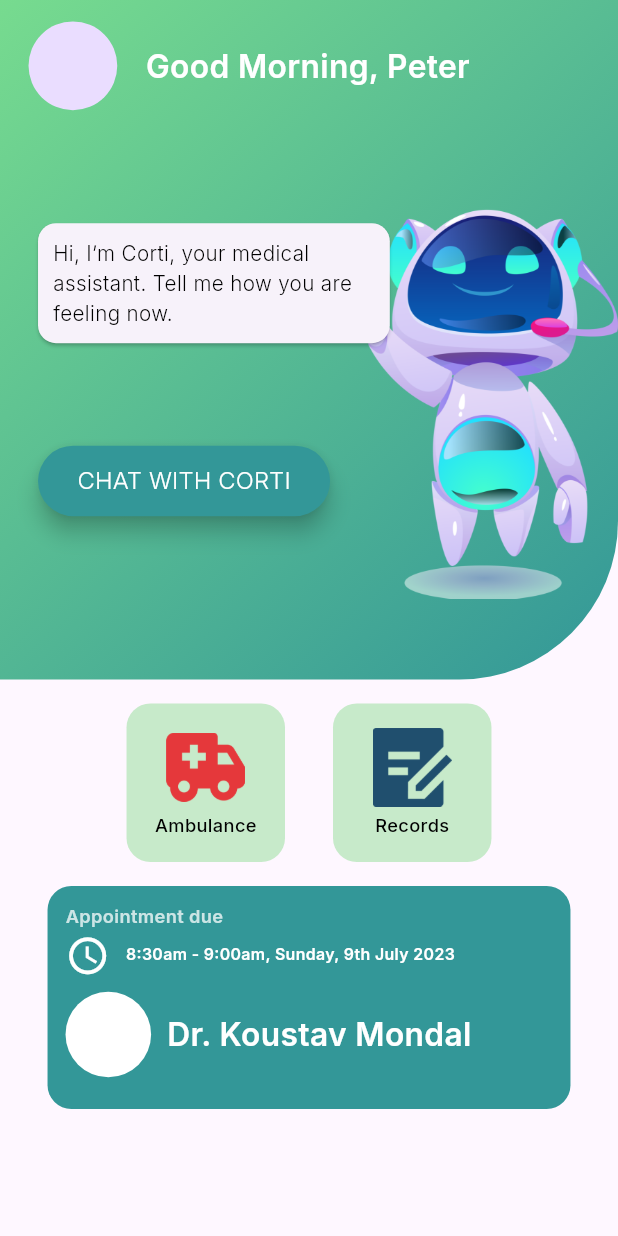
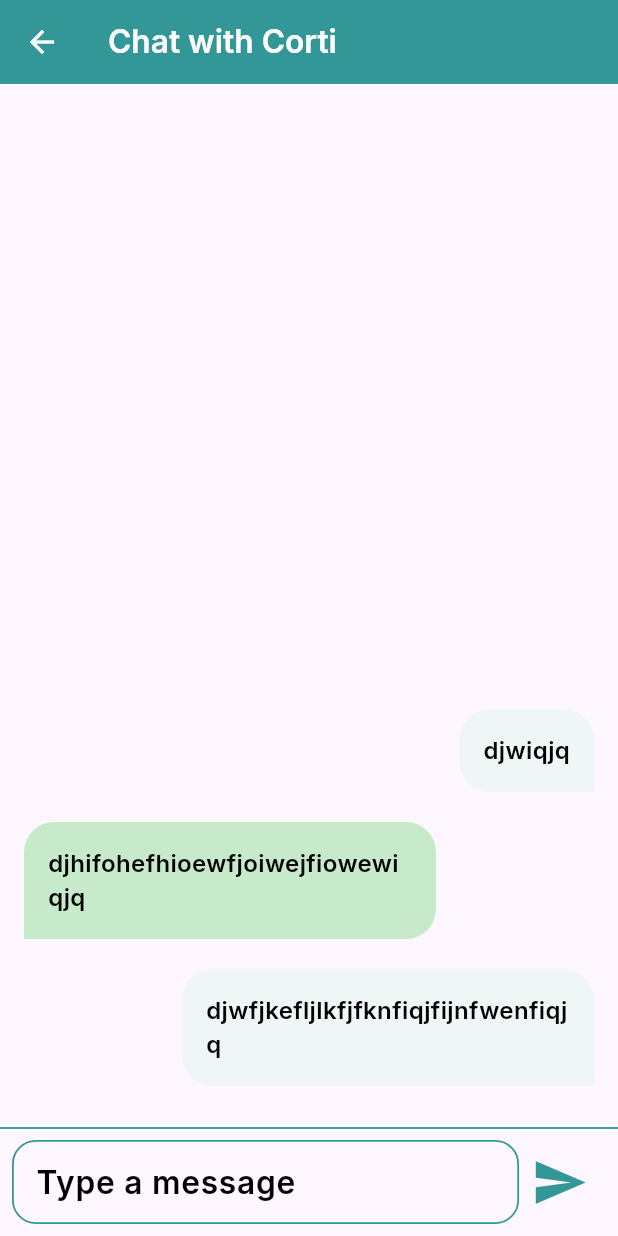
Before and after one commit to TheNestDevs/H4B, a Flutter app: the screen it shows after launch, after a tap on "CHAT WITH CORTI", on a phone screen of 412 x 824 dp. Run offline on Flutter 3.47's test engine with Material 2 defaults, Android fonts, the light colour scheme and no system bars; our stand-ins replace flutter_riverpod, flutter_screenutil, go_router, google_fonts.

Commit message:
Implemented chat screen UI

```diff
--- a/apps/mobile/lib/src/app/router/router.dart
+++ b/apps/mobile/lib/src/app/router/router.dart
@@ -1,10 +1,11 @@
 import 'package:go_router/go_router.dart';
 
+import '../../feature/chat/presentation/chat_screen.dart';
 import '../../feature/dashboard/presentation/dashboard_screen.dart';
 
 class AppRouterPath {
   static const String dashboard = '/dashboard';
-  static const String videoCall = '/video-call';
+  static const String chat = '/chat-with-corti';
 }
 
 class AppRouter {
@@ -15,10 +16,10 @@ class AppRouter {
         path: AppRouterPath.dashboard,
         builder: (context, state) => const DashboardScreen(),
       ),
-      // GoRoute(
-      //   path: AppRouterPath.videoCall,
-      //   pageBuilder: (context, state) => const VideoCallPage(),
-      // ),
+      GoRoute(
+        path: AppRouterPath.chat,
+        builder: (context, state) => const ChatScreen(),
+      ),
     ],
   );
 }
--- /dev/null
+++ b/apps/mobile/lib/src/feature/chat/presentation/chat_screen.dart
@@ -0,0 +1,59 @@
+import 'package:flutter/material.dart';
+import 'package:flutter_riverpod/flutter_riverpod.dart';
+import 'package:go_router/go_router.dart';
+
+import '../../../app/theme/theme.dart';
+import 'widgets/chat_bubble.dart';
+import 'widgets/send_text_tile.dart';
+
+class ChatScreen extends ConsumerWidget {
+  const ChatScreen({super.key});
+
+  @override
+  Widget build(BuildContext context, WidgetRef ref) {
+    return Scaffold(
+      appBar: AppBar(
+        title: Text(
+          'Chat with Corti',
+          style: AppTheme.theme.textTheme.bodyMedium,
+        ),
+        backgroundColor: AppTheme.kTealAccentColor,
+        leading: BackButton(
+          color: Colors.white,
+          onPressed: () => context.pop(),
+        ),
+      ),
+      body: Column(
+        children: [
+          Expanded(
+            child: Column(
+              mainAxisAlignment: MainAxisAlignment.end,
+              children: [
+                ChatBubble(
+                  message: 'djwiqjq',
+                  sendByMe: true,
+                ),
+                ChatBubble(
+                  message: 'djhifohefhioewfjoiwejfiowewiqjq',
+                  sendByMe: false,
+                ),
+                ChatBubble(
+                  message: 'djwfjkefljlkfjfknfiqjfijnfwenfiqjq',
+                  sendByMe: true,
+                ),
+              ],
+            ),
+          ),
+          const Divider(
+            color: AppTheme.kTealAccentColor,
+            thickness: 1.2,
+          ),
+          SendTextTile(
+            controller: TextEditingController(),
+            focusNode: FocusNode(),
+          )
+        ],
+      ),
+    );
+  }
+}
--- /dev/null
+++ b/apps/mobile/lib/src/feature/chat/presentation/widgets/chat_bubble.dart
@@ -0,0 +1,53 @@
+import 'package:flutter/material.dart';
+import 'package:flutter_riverpod/flutter_riverpod.dart';
+import 'package:flutter_screenutil/flutter_screenutil.dart';
+
+import '../../../../app/theme/theme.dart';
+
+class ChatBubble extends ConsumerWidget {
+  final bool sendByMe;
+  final String message;
+
+  const ChatBubble({
+    super.key,
+    required this.message,
+    this.sendByMe = false,
+  });
+
+  @override
+  Widget build(BuildContext context, WidgetRef ref) {
+    return Align(
+      alignment: sendByMe ? Alignment.bottomRight : Alignment.bottomLeft,
+      child: Container(
+        margin: const EdgeInsets.only(
+          left: 16,
+          right: 16,
+          bottom: 20,
+        ),
+        constraints: BoxConstraints(maxWidth: 260.w),
+        padding: const EdgeInsets.all(16),
+        decoration: BoxDecoration(
+          color: sendByMe ? const Color(0xffeff7f6) : AppTheme.kLightGreenColor,
+          borderRadius: sendByMe
+              ? const BorderRadius.only(
+                  topLeft: Radius.circular(20),
+                  topRight: Radius.circular(20),
+                  bottomLeft: Radius.circular(20),
+                )
+              : const BorderRadius.only(
+                  topLeft: Radius.circular(20),
+                  topRight: Radius.circular(20),
+                  bottomRight: Radius.circular(20),
+                ),
+        ),
+        child: Text(
+          message,
+          style: const TextStyle(
+            color: Colors.black,
+            fontSize: 16,
+          ),
+        ),
+      ),
+    );
+  }
+}
--- /dev/null
+++ b/apps/mobile/lib/src/feature/chat/presentation/widgets/send_text_tile.dart
@@ -0,0 +1,73 @@
+import 'package:flutter/material.dart';
+import 'package:flutter_riverpod/flutter_riverpod.dart';
+import 'package:flutter_screenutil/flutter_screenutil.dart';
+
+import '../../../../app/theme/theme.dart';
+
+class SendTextTile extends ConsumerWidget {
+  final TextEditingController? controller;
+  final FocusNode? focusNode;
+
+  const SendTextTile({
+    super.key,
+    this.controller,
+    this.focusNode,
+  });
+
+  @override
+  Widget build(BuildContext context, WidgetRef ref) {
+    return Padding(
+      padding: const EdgeInsets.only(
+        bottom: 8.0,
+        left: 8.0,
+        right: 8.0,
+      ),
+      child: Row(
+        mainAxisSize: MainAxisSize.max,
+        children: [
+          SizedBox(
+            width: 320.w,
+            child: TextField(
+              controller: controller,
+              focusNode: focusNode,
+              keyboardType: TextInputType.text,
+              maxLines: 3,
+              minLines: 1,
+              style: AppTheme.theme.textTheme.labelMedium,
+              decoration: InputDecoration(
+                hintText: 'Type a message',
+                hintStyle: AppTheme.theme.textTheme.labelMedium,
+                enabledBorder: OutlineInputBorder(
+                  borderRadius: BorderRadius.circular(15.r),
+                  borderSide: const BorderSide(
+                    color: AppTheme.kTealAccentColor,
+                    width: 1.2,
+                  ),
+                ),
+                focusedBorder: OutlineInputBorder(
+                  borderRadius: BorderRadius.circular(15.r),
+                  borderSide: const BorderSide(
+                    color: AppTheme.kTealAccentColor,
+                    width: 1.2,
+                  ),
+                ),
+                border: OutlineInputBorder(
+                  borderRadius: BorderRadius.circular(15.r),
+                ),
+                contentPadding: const EdgeInsets.all(12.0),
+              ),
+            ),
+          ),
+          IconButton(
+            onPressed: () {},
+            icon: const Icon(
+              Icons.send,
+              color: AppTheme.kTealAccentColor,
+              size: 38.0,
+            ),
+          )
+        ],
+      ),
+    );
+  }
+}
--- a/apps/mobile/lib/src/feature/dashboard/presentation/widgets/dashboard_header.dart
+++ b/apps/mobile/lib/src/feature/dashboard/presentation/widgets/dashboard_header.dart
@@ -1,6 +1,8 @@
 import 'package:flutter/material.dart';
 import 'package:flutter_riverpod/flutter_riverpod.dart';
 import 'package:flutter_screenutil/flutter_screenutil.dart';
+import 'package:go_router/go_router.dart';
+import 'package:mobile/src/app/router/router.dart';
 
 import '../../../../app/theme/theme.dart';
 
@@ -82,7 +84,7 @@ class DashboardHeader extends ConsumerWidget {
                         child: Padding(
                           padding: EdgeInsets.symmetric(horizontal: 24.w),
                           child: ElevatedButton(
-                            onPressed: () {},
+                            onPressed: () => context.push(AppRouterPath.chat),
                             style: ButtonStyle(
                               elevation: MaterialStateProperty.all(6),
                               backgroundColor: MaterialStateProperty.all(
--- /dev/null
+++ b/apps/mobile/lib/src/provider/global_provider.dart
@@ -0,0 +1,3 @@
+import 'package:flutter_riverpod/flutter_riverpod.dart';
+
+final localUserProvider = Provider<String>((ref) => 'Rahul Rajput');
```
